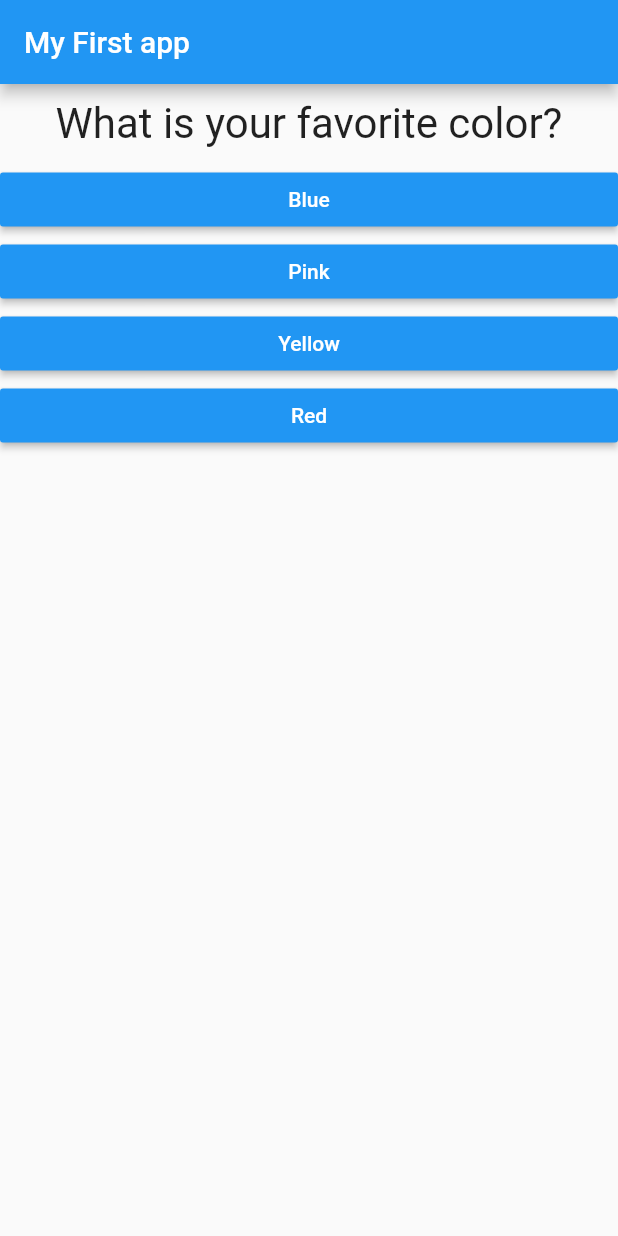
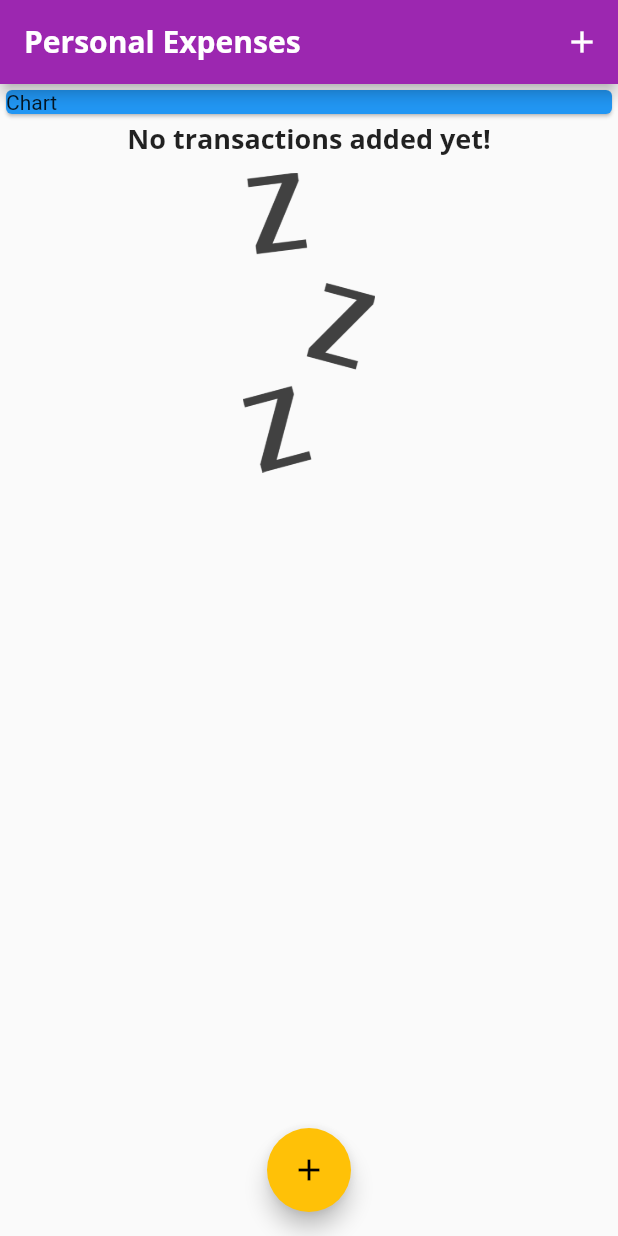
Before and after one commit to brainox/flutter_complete_guide, a Flutter app: the screen it shows after launch, on a phone screen of 412 x 824 dp. Run offline on Flutter 3.47's test engine with Material 2 defaults, Android fonts, the phone set to English and light mode, and no system bars.

Commit message:
done with transaction list and new transaction

```diff
--- a/lib/answer.dart
+++ /dev/null
@@ -1,21 +0,0 @@
-import 'package:flutter/material.dart';
-
-class Answer extends StatelessWidget {
-  final Function selectHandler;
-  final String answerText;
-
-  Answer(this.selectHandler, this.answerText);
-
-  @override
-  Widget build(BuildContext context) {
-    return Container(
-      width: double.infinity,
-      child: RaisedButton(
-        color: Colors.blue,
-        textColor: Colors.white,
-        onPressed: selectHandler,
-        child: Text(answerText),
-      ),
-    );
-  }
-}
--- a/lib/main.dart
+++ b/lib/main.dart
@@ -1,82 +1,112 @@
 import 'package:flutter/material.dart';
-import 'package:flutter_complete_guide/quiz.dart';
-import 'package:flutter_complete_guide/result.dart';
-
-import 'question.dart';
-import 'answer.dart';
+import 'widgets/new_transaction.dart';
+import 'widgets/transaction_list.dart';
+import 'models/transaction.dart';
 
 void main() {
   runApp(MyApp());
 }
 
-class MyApp extends StatefulWidget {
+class MyApp extends StatelessWidget {
   @override
-  State<MyApp> createState() => _MyAppState();
+  Widget build(BuildContext context) {
+    return MaterialApp(
+      title: "Personal Expenses",
+      theme: ThemeData(
+        primarySwatch: Colors.purple,
+        accentColor: Colors.amber,
+        fontFamily: "Quicksand",
+        textTheme: ThemeData.light().textTheme.copyWith(
+              headline6: TextStyle(
+                fontFamily: "OpenSans",
+                fontSize: 18,
+                fontWeight: FontWeight.bold,
+              ),
+            ),
+        appBarTheme: AppBarTheme(
+          titleTextStyle: TextStyle(
+            fontFamily: "OpenSans",
+            fontSize: 20,
+            fontWeight: FontWeight.bold,
+          ),
+        ),
+      ),
+      home: MyHomePage(),
+    );
+  }
 }
 
-class _MyAppState extends State<MyApp> {
-  final questions = const [
-    {
-      "questionText": "What is your favorite color?",
-      "answer": [
-        {'text': "Blue", 'score': 10},
-        {'text': "Pink", 'score': 5},
-        {'text': "Yellow", 'score': 3},
-        {'text': "Red", 'score': 1}
-      ],
-    },
-    {
-      "questionText": "What's your favorite game?",
-      "answer": [
-        {'text': "Tennis", 'score': 10},
-        {'text': "Swimming", 'score': 5},
-        {'text': "Soccer", 'score': 3},
-        {'text': "BasketBall", 'score': 1}
-      ],
-    },
-    {
-      "questionText": "Who is your favorite President?",
-      "answer": [
-        {'text': "Abacha", 'score': 10},
-        {'text': "Buhari", 'score': 5},
-        {'text': "Goodluck", 'score': 3},
-        {'text': "Obasanjo", 'score': 1}
-      ],
-    },
+class MyHomePage extends StatefulWidget {
+  @override
+  State<MyHomePage> createState() => _MyHomePageState();
+}
+
+class _MyHomePageState extends State<MyHomePage> {
+  final List<Transaction> _userTransactions = [
+    // Transaction(
+    //   id: "t1",
+    //   title: "New shows",
+    //   amount: 87.33,
+    //   date: DateTime.now(),
+    // ),
+    // Transaction(
+    //   id: "t2",
+    //   title: "New gadget",
+    //   amount: 45.19,
+    //   date: DateTime.now(),
+    // ),
   ];
 
-  var _questionIndex = 0;
-  var _totalScore = 0;
-
-  void _answerQuestion(int score) {
-    _totalScore += score;
+  void _addNewTransaction(String txTitle, double txAmount) {
+    final newTx = Transaction(
+      id: DateTime.now().toString(),
+      title: txTitle,
+      amount: txAmount,
+      date: DateTime.now(),
+    );
 
     setState(() {
-      _questionIndex++;
-    });
-    print(_questionIndex);
-  }
-
-  void _resetQuiz() {
-    setState(() {
-      _questionIndex = 0;
-      _totalScore = 0;
+      _userTransactions.add(newTx);
     });
   }
 
+  void _startAddNewTransaction(BuildContext ctx) {
+    showModalBottomSheet(
+        context: ctx,
+        builder: (_) {
+          return NewTransaction(_addNewTransaction);
+        });
+  }
+
+  @override
   Widget build(BuildContext context) {
-    return MaterialApp(
-      home: Scaffold(
-        appBar: AppBar(
-          title: Text("My First app"),
+    return Scaffold(
+      appBar: AppBar(
+        title: Text("Personal Expenses"),
+        actions: [
+          IconButton(
+            onPressed: () => _startAddNewTransaction(context),
+            icon: Icon(Icons.add),
+          ),
+        ],
+      ),
+      body: SingleChildScrollView(
+        child: Column(
+          mainAxisAlignment: MainAxisAlignment.start,
+          crossAxisAlignment: CrossAxisAlignment.stretch,
+          children: [
+            Card(
+              color: Colors.blue,
+              child: Text("Chart"),
+            ),
+            TransactionList(_userTransactions),
+          ],
         ),
-        body: _questionIndex < questions.length
-            ? Quiz(
-                questions: questions,
-                questionIndex: _questionIndex,
-                answerQuestion: _answerQuestion,
-              )
-            : Result(_totalScore, _resetQuiz),
+      ),
+      floatingActionButtonLocation: FloatingActionButtonLocation.centerFloat,
+      floatingActionButton: FloatingActionButton(
+        child: Icon(Icons.add),
+        onPressed: () => _startAddNewTransaction(context),
       ),
     );
   }
--- /dev/null
+++ b/lib/models/transaction.dart
@@ -0,0 +1,15 @@
+import 'package:flutter/foundation.dart';
+
+class Transaction {
+  final String id;
+  final String title;
+  final double amount;
+  final DateTime date;
+
+  Transaction({
+    @required this.id,
+    @required this.title,
+    @required this.amount,
+    @required this.date,
+  });
+}
--- a/lib/question.dart
+++ /dev/null
@@ -1,20 +0,0 @@
-import 'package:flutter/material.dart';
-
-class Question extends StatelessWidget {
-  final String questionText;
-
-  Question(this.questionText);
-
-  @override
-  Widget build(BuildContext context) {
-    return Container(
-      width: double.infinity,
-      margin: EdgeInsets.all(10),
-      child: Text(
-        questionText,
-        style: TextStyle(fontSize: 28),
-        textAlign: TextAlign.center,
-      ),
-    );
-  }
-}
--- a/lib/quiz.dart
+++ /dev/null
@@ -1,29 +0,0 @@
-import 'package:flutter/material.dart';
-import 'package:flutter_complete_guide/answer.dart';
-import 'package:flutter_complete_guide/question.dart';
-
-class Quiz extends StatelessWidget {
-  final List<Map<dynamic, dynamic>> questions;
-  final int questionIndex;
-  final Function answerQuestion;
-
-  Quiz(
-      {@required this.questions,
-      @required this.questionIndex,
-      @required this.answerQuestion});
-
-  @override
-  Widget build(BuildContext context) {
-    return Column(
-      children: [
-        Question(
-          questions[questionIndex]["questionText"],
-        ),
-        ...(questions[questionIndex]["answer"] as List<Map<dynamic, dynamic>>)
-            .map((answer) =>
-                Answer(() => answerQuestion(answer['score']), answer['text']))
-            .toList()
-      ],
-    );
-  }
-}
--- /dev/null
+++ b/lib/widgets/transaction_list.dart
@@ -0,0 +1,84 @@
+import 'package:flutter/material.dart';
+import 'package:intl/intl.dart';
+import '../models/transaction.dart';
+
+class TransactionList extends StatelessWidget {
+  final List<Transaction> transactions;
+
+  TransactionList(this.transactions);
+
+  @override
+  Widget build(BuildContext context) {
+    return Container(
+      height: 300,
+      child: transactions.isEmpty
+          ? Column(
+              children: [
+                Text(
+                  "No transactions added yet!",
+                  style: Theme.of(context).textTheme.headline6,
+                ),
+                SizedBox(
+                  height: 10,
+                ),
+                Container(
+                  height: 200,
+                  child: Image.asset(
+                    "assets/images/waiting.png",
+                    fit: BoxFit.cover,
+                  ),
+                )
+              ],
+            )
+          : ListView.builder(
+              itemBuilder: (ctx, index) {
+                return Card(
+                  child: Row(
+                    children: [
+                      Container(
+                        margin: EdgeInsets.symmetric(
+                          vertical: 10,
+                          horizontal: 15,
+                        ),
+                        decoration: BoxDecoration(
+                          border: Border.all(
+                            color: Theme.of(context).primaryColor,
+                            width: 2,
+                          ),
+                        ),
+                        padding: EdgeInsets.all(10),
+                        child: Text(
+                          '\$${transactions[index].amount.toStringAsFixed(2)}',
+                          style: TextStyle(
+                              color: Theme.of(context).primaryColor,
+                              fontSize: 20,
+                              fontWeight: FontWeight.bold),
+                        ),
+                      ),
+                      Column(
+                        crossAxisAlignment: CrossAxisAlignment.start,
+                        children: [
+                          Text(
+                            transactions[index].title,
+                            style: TextStyle(
+                              fontWeight: FontWeight.bold,
+                              fontSize: 16,
+                            ),
+                          ),
+                          Text(
+                            DateFormat.yMMMd().format(transactions[index].date),
+                            style: TextStyle(
+                              color: Colors.grey,
+                            ),
+                          )
+                        ],
+                      )
+                    ],
+                  ),
+                );
+              },
+              itemCount: transactions.length,
+            ),
+    );
+  }
+}
```
Also changed, not shown: lib/result.dart (deleted, +0 -45 lines), lib/widgets/new_transaction.dart (added, +62 -0 lines), pubspec.yaml (+14 -13 lines), assets/fonts/Open_Sans/OpenSans-Bold.ttf (added), assets/fonts/Open_Sans/OpenSans-Regular.ttf (added), assets/fonts/Quicksand/Quicksand-Bold.ttf (added), assets/fonts/Quicksand/Quicksand-Light.ttf (added), assets/fonts/Quicksand/Quicksand-Medium.ttf (added), assets/fonts/Quicksand/Quicksand-Regular.ttf (added), assets/fonts/Quicksand/Quicksand-SemiBold.ttf (added), assets/images/waiting.png (added), lib/widgets/chart.dart (added), pubspec.lock.
